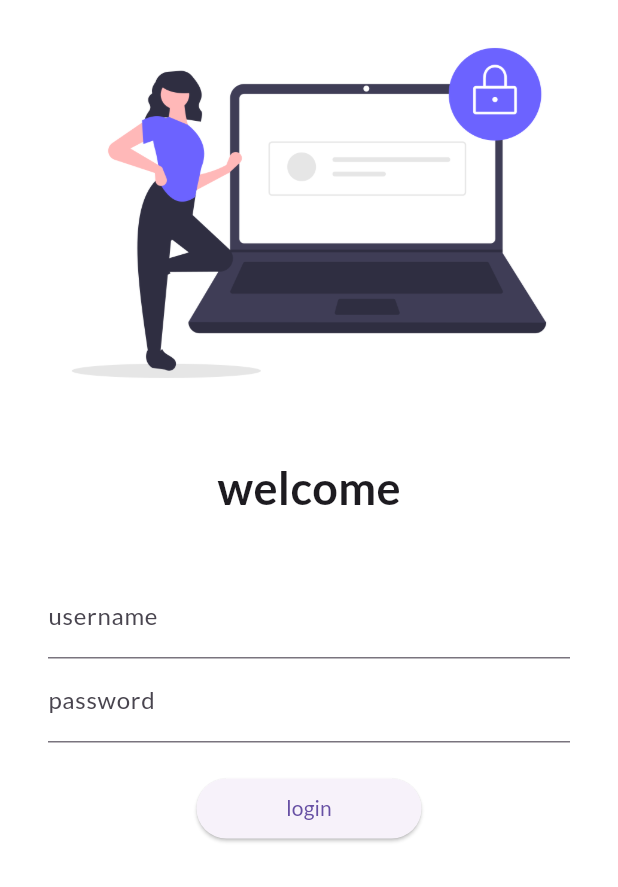
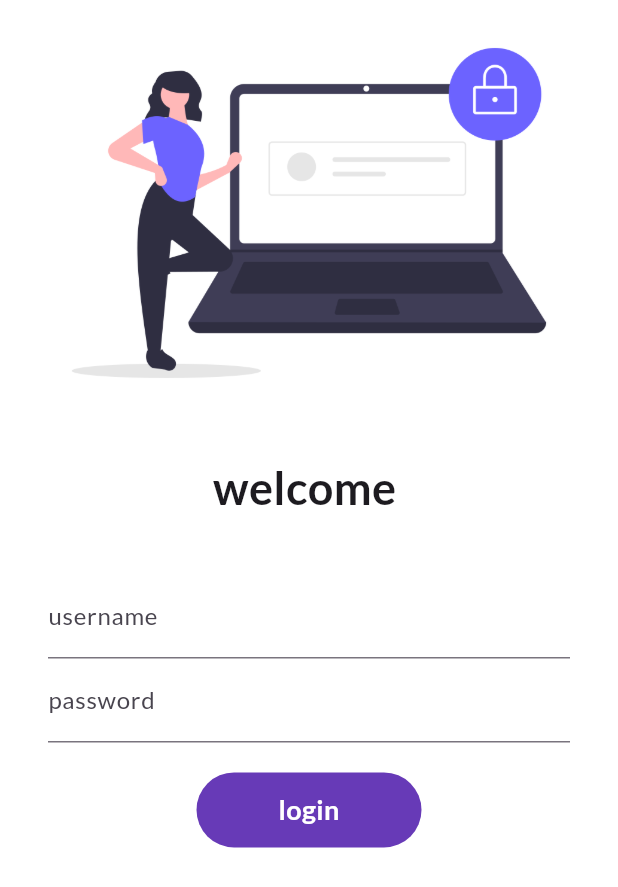
Before and after one commit to Jeet-1577/First_app_with_flutter-, a Flutter app: the screen it shows after launch, on a phone screen of 412 x 824 dp. Shown: the top 887 px of the screen. Run offline on Flutter 3.47's test engine with Material 3 defaults, Android fonts, the phone set to English and light mode, and no system bars; our stand-ins replace google_fonts.

Commit message:
add some animation, day6 completed

```diff
--- a/lib/pages/loginpage.dart
+++ b/lib/pages/loginpage.dart
@@ -1,7 +1,16 @@
 import 'package:flutter/material.dart';
 import 'package:flutter_catalog/utils/routs.dart';
 
-class loginpage extends StatelessWidget {
+class loginpage extends StatefulWidget {
+  @override
+  State<loginpage> createState() =>
+      _loginpageState(); //_name use for make any var private
+}
+
+class _loginpageState extends State<loginpage> {
+  String name = "";
+  bool changebutton = false;
+
   @override
   Widget build(BuildContext context) {
     return Material(
@@ -17,7 +26,7 @@ class loginpage extends StatelessWidget {
               height: 20.0,
             ),
             Text(
-              "welcome",
+              "welcome $name",
               style: TextStyle(
                 fontSize: 30,
                 fontWeight: FontWeight.bold,
@@ -36,6 +45,10 @@ class loginpage extends StatelessWidget {
                       hintText: "enter username",
                       labelText: "username",
                     ),
+                    onChanged: (value) {
+                      name = value;
+                      setState(() {});
+                    },
                   ),
                   TextFormField(
                     obscureText: true,
@@ -47,13 +60,45 @@ class loginpage extends StatelessWidget {
                   SizedBox(
                     height: 20.0,
                   ),
-                  ElevatedButton(
-                    onPressed: () {
+                  InkWell(
+                    onTap: () async {
+                      setState(() {
+                        changebutton = true;
+                      });
+                      await Future.delayed(Duration(seconds: 1));
                       Navigator.pushNamed(context, myrouts.homerout);
                     },
-                    child: Text("login"),
-                    style: TextButton.styleFrom(minimumSize: Size(150, 40)),
+                    child: AnimatedContainer(
+                      duration: Duration(seconds: 1),
+                      width: changebutton ? 50 : 150,
+                      height: 50,
+                      alignment: Alignment.center,
+                      child: changebutton
+                          ? Icon(
+                              Icons.done,
+                              color: Colors.white,
+                            )
+                          : Text(
+                              "login",
+                              style: TextStyle(
+                                  color: Colors.white,
+                                  fontWeight: FontWeight.bold,
+                                  fontSize: 18),
+                            ),
+                      decoration: BoxDecoration(
+                          color: Colors.deepPurple,
+                          // shape:
+                          //     changebutton ? BoxShape.circle : BoxShape.rectangle,
+                          borderRadius: BorderRadius.circular(30)),
+                    ),
                   ),
+                  // ElevatedButton(
+                  //   onPressed: () {
+                  //     Navigator.pushNamed(context, myrouts.homerout);
+                  //   },
+                  //   child: Text("login"),
+                  //   style: TextButton.styleFrom(minimumSize: Size(150, 40)),
+                  // ),
                 ],
               ),
             )
```
